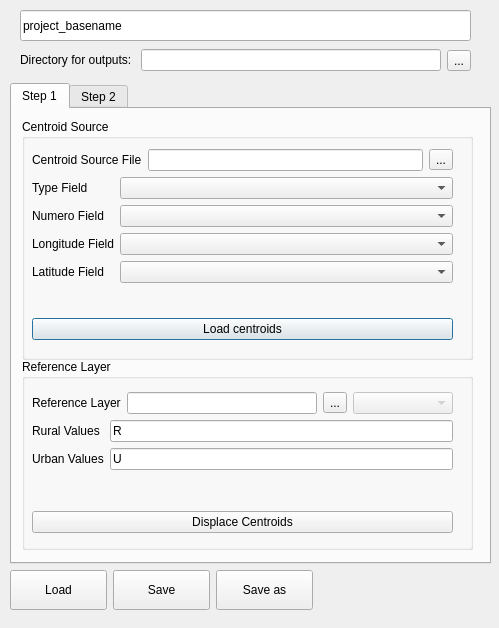
Qt form plugin/mics_geocode_plugin_dialog.ui (unicef-drp/mics-geocoding) before a commit.
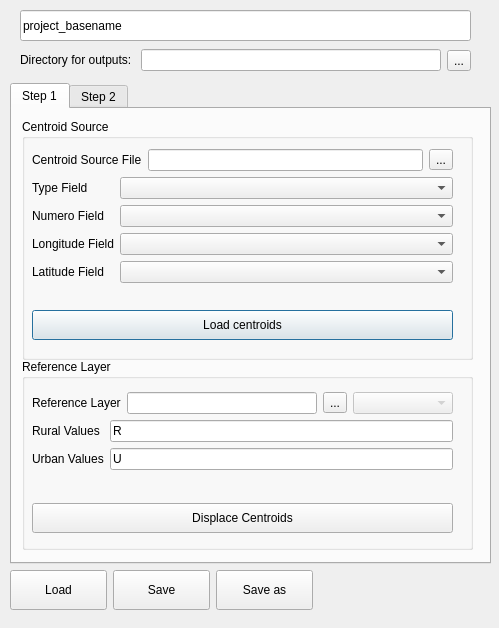
The same form after that commit.

Commit message: issue#2 - increase load / dispalce buttons height -> visibility

The edit to the form file:
```diff
--- a/plugin/mics_geocode_plugin_dialog.ui
+++ b/plugin/mics_geocode_plugin_dialog.ui
@@ -172,6 +172,12 @@
           </item>
           <item>
            <widget class="QPushButton" name="loadCentroidsButton">
+            <property name="minimumSize">
+             <size>
+              <width>0</width>
+              <height>30</height>
+             </size>
+            </property>
             <property name="text">
              <string>Load centroids</string>
             </property>
@@ -321,6 +327,12 @@
           </item>
           <item>
            <widget class="QPushButton" name="displaceCentroidsButton">
+            <property name="minimumSize">
+             <size>
+              <width>0</width>
+              <height>30</height>
+             </size>
+            </property>
             <property name="text">
              <string>Displace Centroids</string>
             </property>
```
The commit also changes 2 other files.
